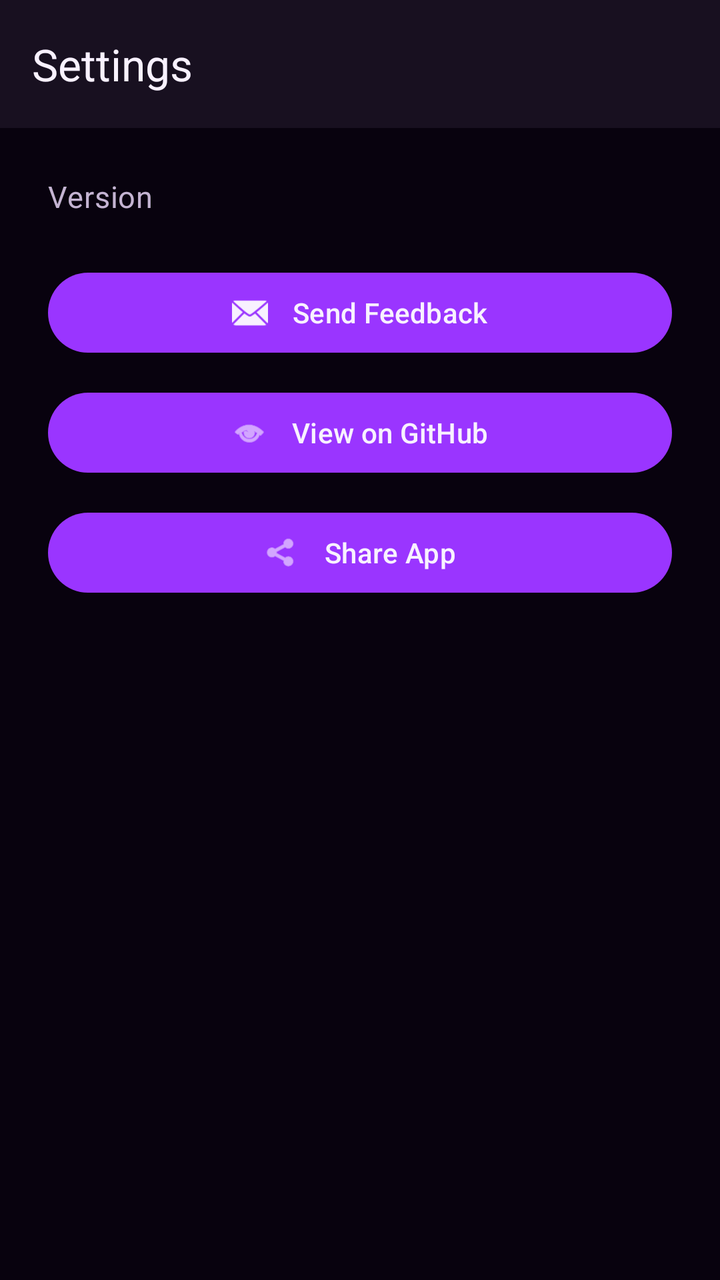
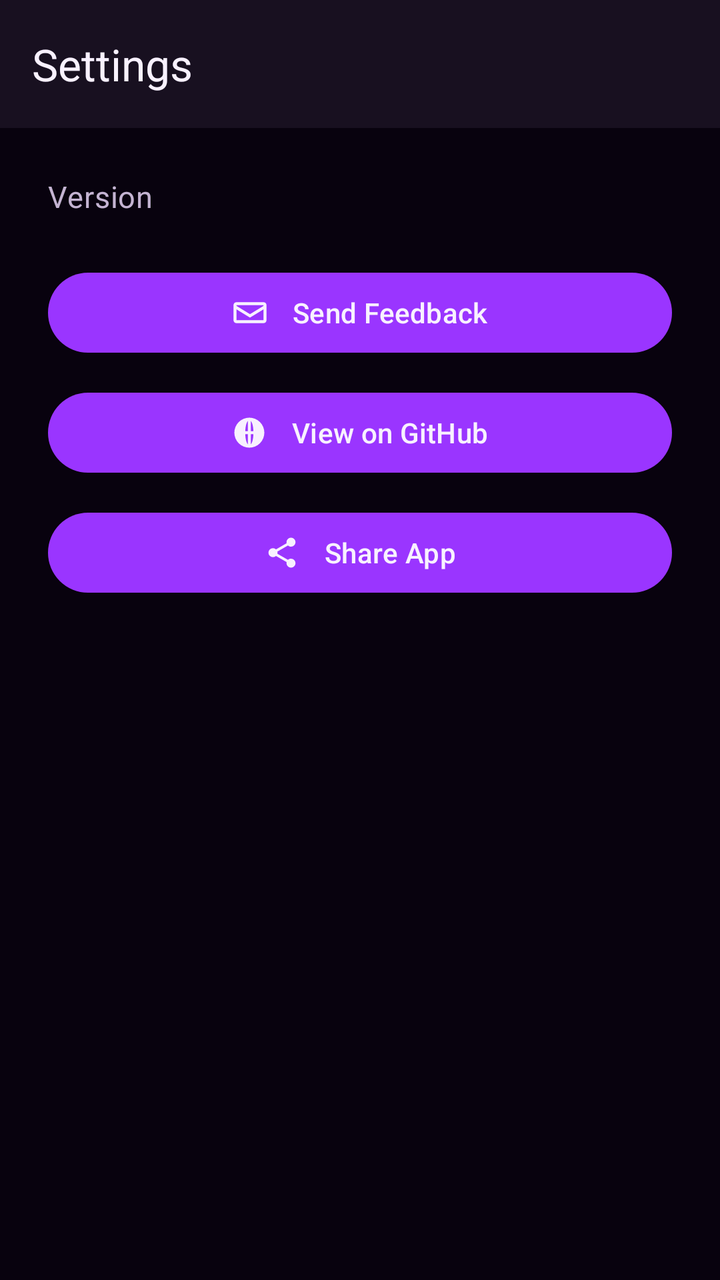

Two renders of the same Android screen: before a commit and after it. Below are the layout's source before the change and the commit's diff.
<!-- AndroidManifest.xml: application theme Theme.WeatherTrio -->
<!-- res/layout/fragment_settings.xml -->
<?xml version="1.0" encoding="utf-8"?>
<LinearLayout
    xmlns:android="http://schemas.android.com/apk/res/android"
    xmlns:app="http://schemas.android.com/apk/res-auto"
    android:layout_width="match_parent"
    android:layout_height="match_parent"
    android:background="@color/background_main"
    android:orientation="vertical">

    
    <com.google.android.material.appbar.MaterialToolbar
        android:id="@+id/toolbarSettings"
        android:layout_width="match_parent"
        android:layout_height="wrap_content"
        android:background="@color/surface"
        app:title="@string/settings_title"
        app:titleTextColor="@color/text_primary" />

    
    <LinearLayout
        android:layout_width="match_parent"
        android:layout_height="0dp"
        android:layout_weight="1"
        android:orientation="vertical"
        android:padding="24dp">

        
        <TextView
            android:id="@+id/textAppVersion"
            android:layout_width="wrap_content"
            android:layout_height="wrap_content"
            android:text="@string/settings_version_placeholder"
            android:textAppearance="@style/TextAppearance.WeatherTrio.Body" />

        
        <com.google.android.material.button.MaterialButton
            android:id="@+id/buttonSendFeedback"
            android:layout_width="match_parent"
            android:layout_height="wrap_content"
            android:layout_marginTop="24dp"
            android:text="@string/settings_send_feedback"
            app:icon="@android:drawable/ic_dialog_email"
            app:iconGravity="textStart"
            app:iconPadding="12dp" />

        
        <com.google.android.material.button.MaterialButton
            android:id="@+id/buttonViewWebsite"
            android:layout_width="match_parent"
            android:layout_height="wrap_content"
            android:layout_marginTop="12dp"
            android:text="@string/settings_view_website"
            app:icon="@android:drawable/ic_menu_view"
            app:iconGravity="textStart"
            app:iconPadding="12dp" />

        
        <com.google.android.material.button.MaterialButton
            android:id="@+id/buttonShareApp"
            android:layout_width="match_parent"
            android:layout_height="wrap_content"
            android:layout_marginTop="12dp"
            android:text="@string/settings_share_app"
            app:icon="@android:drawable/ic_menu_share"
            app:iconGravity="textStart"
            app:iconPadding="12dp" />

    </LinearLayout>

</LinearLayout>
<!-- resources referenced by this layout -->
<resources>
  <color name="background_main">#08020E</color>
  <color name="surface">#181020</color>
  <color name="text_primary">#F8F1FF</color>
  <string name="settings_send_feedback">Send Feedback</string>
  <string name="settings_share_app">Share App</string>
  <string name="settings_title">Settings</string>
  <string name="settings_version_placeholder">Version</string>
  <string name="settings_view_website">View on GitHub</string>
  <style name="TextAppearance.WeatherTrio.Body" parent="TextAppearance.Material3.BodyMedium">
  
          <item name="android:textColor">@color/text_secondary</item>
          <item name="android:textSize">15sp</item>
          <item name="android:fontFamily">sans-serif</item>
  
      </style>
  <style name="Theme.WeatherTrio" parent="Theme.Material3.Dark.NoActionBar">
  
          <item name="colorPrimary">@color/primary</item>
          <item name="colorOnPrimary">@color/text_primary</item>
  
          <item name="colorSecondary">@color/secondary</item>
          <item name="colorOnSecondary">@color/background_main</item>
  
          <item name="colorSurface">@color/surface</item>
          <item name="colorOnSurface">@color/text_primary</item>
  
          <item name="android:colorBackground">@color/background_main</item>
          <item name="android:windowBackground">@color/background_main</item>
  
          <item name="textAppearanceHeadlineMedium">@style/TextAppearance.WeatherTrio.Headline</item>
          <item name="textAppearanceBodyMedium">@style/TextAppearance.WeatherTrio.Body</item>
  
      </style>
  <color name="text_secondary">#C4B4D2</color>
  <color name="primary">#9A35FF</color>
  <color name="secondary">#00D4FF</color>
  <style name="TextAppearance.WeatherTrio.Headline" parent="TextAppearance.Material3.HeadlineMedium">
  
          <item name="android:textColor">@color/text_primary</item>
          <item name="android:textSize">28sp</item>
          <item name="android:fontFamily">sans-serif-medium</item>
  
      </style>
</resources>

<!-- the commit's change to res/layout/fragment_settings.xml (unified diff, before → after) -->
@@ -39,7 +39,7 @@
             android:layout_height="wrap_content"
             android:layout_marginTop="24dp"
             android:text="@string/settings_send_feedback"
-            app:icon="@android:drawable/ic_dialog_email"
+            app:icon="@drawable/ic_feedback"
             app:iconGravity="textStart"
             app:iconPadding="12dp" />
 
@@ -50,7 +50,7 @@
             android:layout_height="wrap_content"
             android:layout_marginTop="12dp"
             android:text="@string/settings_view_website"
-            app:icon="@android:drawable/ic_menu_view"
+            app:icon="@drawable/ic_website"
             app:iconGravity="textStart"
             app:iconPadding="12dp" />
 
@@ -61,7 +61,7 @@
             android:layout_height="wrap_content"
             android:layout_marginTop="12dp"
             android:text="@string/settings_share_app"
-            app:icon="@android:drawable/ic_menu_share"
+            app:icon="@drawable/ic_share"
             app:iconGravity="textStart"
             app:iconPadding="12dp" />
 
<!-- resource entries referenced after the edit -->
@@ -3,6 +3,51 @@
   <color name="background_main">#08020E</color>
   <color name="surface">#181020</color>
   <color name="text_primary">#F8F1FF</color>
+  <!-- drawable ic_feedback (drawable) -->
+  <?xml version="1.0" encoding="utf-8"?>
+  <vector
+      xmlns:android="http://schemas.android.com/apk/res/android"
+      android:width="24dp"
+      android:height="24dp"
+      android:viewportWidth="24"
+      android:viewportHeight="24">
+  
+      
+      <path
+          android:fillColor="@android:color/white"
+          android:pathData="M3,5h18c1.1,0 2,0.9 2,2v10c0,1.1 -0.9,2 -2,2H3c-1.1,0 -2,-0.9 -2,-2V7c0,-1.1 0.9,-2 2,-2zM3,7v0.5l9,5.5l9,-5.5V7H3zM21,17V9.8l-9,5.5l-9,-5.5V17h18z" />
+  
+  </vector>
+  <!-- drawable ic_share (drawable) -->
+  <?xml version="1.0" encoding="utf-8"?>
+  <vector
+      xmlns:android="http://schemas.android.com/apk/res/android"
+      android:width="24dp"
+      android:height="24dp"
+      android:viewportWidth="24"
+      android:viewportHeight="24">
+  
+      
+      <path
+          android:fillColor="@android:color/white"
+          android:pathData="M18,16c-0.8,0 -1.5,0.3 -2,0.8L8.9,12.7c0.1,-0.2 0.1,-0.5 0.1,-0.7s0,-0.5 -0.1,-0.7L16,7.2c0.5,0.5 1.2,0.8 2,0.8a3,3 0,1 0,-3,-3c0,0.2 0,0.5 0.1,0.7L8,9.8A3,3 0,1 0,8 14.2l7.1,4.1c-0.1,0.2 -0.1,0.5 -0.1,0.7a3,3 0,1 0,3,-3z" />
+  
+  </vector>
+  <!-- drawable ic_website (drawable) -->
+  <?xml version="1.0" encoding="utf-8"?>
+  <vector
+      xmlns:android="http://schemas.android.com/apk/res/android"
+      android:width="24dp"
+      android:height="24dp"
+      android:viewportWidth="24"
+      android:viewportHeight="24">
+  
+      
+      <path
+          android:fillColor="@android:color/white"
+          android:pathData="M12,2a10,10 0,1 0,0 20a10,10 0,0 0,0 -20zM4.2,11h3.1c0.1,-2 0.6,-4 1.4,-5.5A8,8 0,0 0,4.2 11zM4.2,13a8,8 0,0 0,4.5 5.5c-0.8,-1.5 -1.3,-3.5 -1.4,-5.5H4.2zM11,19.8c-0.9,-1 -1.6,-3.5 -1.7,-6.8H11v6.8zM11,11H9.3c0.1,-3.3 0.8,-5.8 1.7,-6.8V11zM13,4.2c0.9,1 1.6,3.5 1.7,6.8H13V4.2zM13,19.8V13h1.7c-0.1,3.3 -0.8,5.8 -1.7,6.8zM15.3,5.5c0.8,1.5 1.3,3.5 1.4,5.5h3.1a8,8 0,0 0,-4.5 -5.5zM16.7,13c-0.1,2 -0.6,4 -1.4,5.5a8,8 0,0 0,4.5 -5.5h-3.1z" />
+  
+  </vector>
   <string name="settings_send_feedback">Send Feedback</string>
   <string name="settings_share_app">Share App</string>
   <string name="settings_title">Settings</string>
